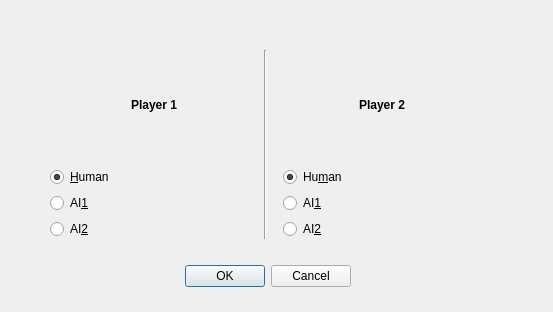
Above: src/GUI/settings.ui from AwAICentrale/AwAI before the change. Below: the same form after it.
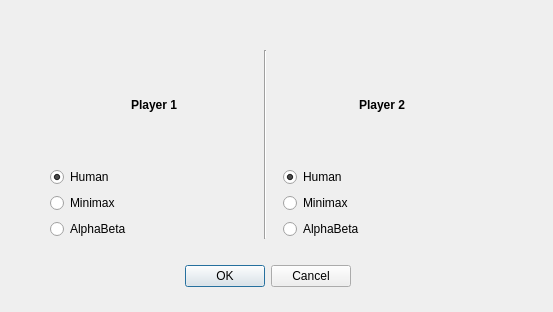
That is the form after the change.

Commit message:
:sparkles: Add the human and AI play in GUI
It is now possible to play against a player in the GUI or to play
against AI !
Coming soon : possibility to chnage parameters about the game in the GUI
and to make pre-calculus for genetic algorithm

```diff
--- a/src/GUI/settings.ui
+++ b/src/GUI/settings.ui
@@ -69,7 +69,7 @@
       <item>
        <widget class="QRadioButton" name="radioButton_3">
         <property name="text">
-         <string>&amp;Human</string>
+         <string>Human</string>
         </property>
         <property name="checkable">
          <bool>true</bool>
@@ -85,7 +85,7 @@
       <item>
        <widget class="QRadioButton" name="radioButton_2">
         <property name="text">
-         <string>AI&amp;1</string>
+         <string>Minimax</string>
         </property>
         <attribute name="buttonGroup">
          <string notr="true">buttonGroup</string>
@@ -95,7 +95,7 @@
       <item>
        <widget class="QRadioButton" name="radioButton">
         <property name="text">
-         <string>AI&amp;2</string>
+         <string>AlphaBeta</string>
         </property>
         <attribute name="buttonGroup">
          <string notr="true">buttonGroup</string>
@@ -122,7 +122,7 @@
       <item>
        <widget class="QRadioButton" name="radioButton_6">
         <property name="text">
-         <string>Hu&amp;man</string>
+         <string>Human</string>
         </property>
         <property name="checked">
          <bool>true</bool>
@@ -135,7 +135,7 @@
       <item>
        <widget class="QRadioButton" name="radioButton_5">
         <property name="text">
-         <string>AI&amp;1</string>
+         <string>Minimax</string>
         </property>
         <attribute name="buttonGroup">
          <string notr="true">buttonGroup_2</string>
@@ -145,7 +145,7 @@
       <item>
        <widget class="QRadioButton" name="radioButton_4">
         <property name="text">
-         <string>AI&amp;2</string>
+         <string>AlphaBeta</string>
         </property>
         <attribute name="buttonGroup">
          <string notr="true">buttonGroup_2</string>
```
Left out of the diff: 2 changed lines with no effect on the pictures. The commit also changes 5 other files.
